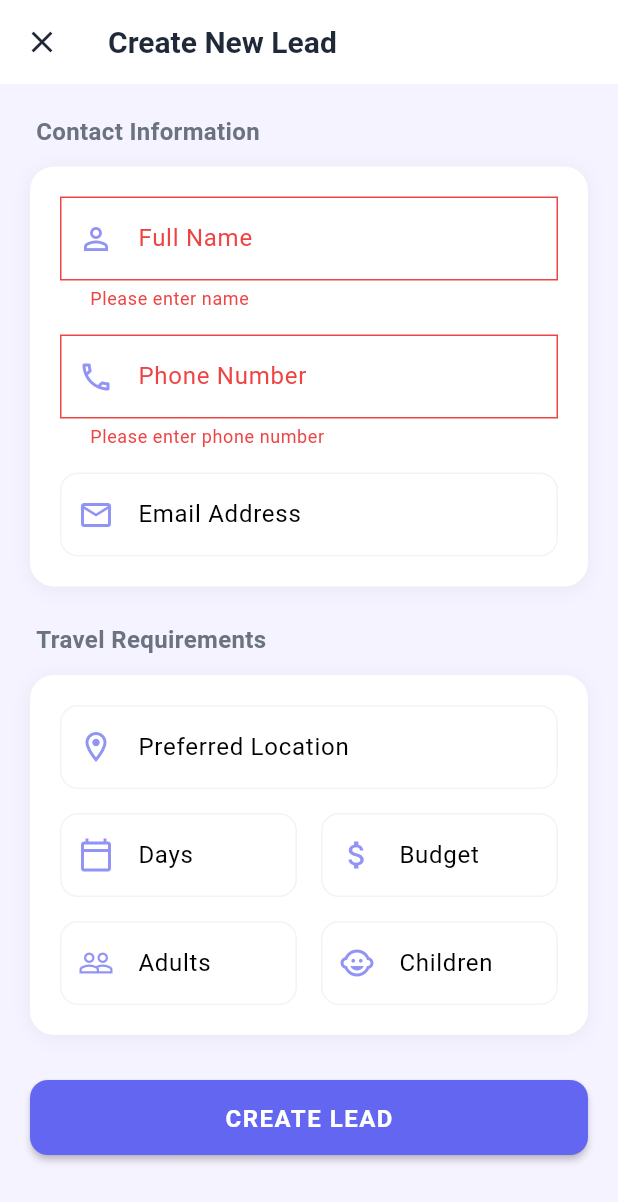
After one commit to SaNu-hIT/travel_crm_mobile, a Flutter app: the CreateLeadScreen screen opened by its route, after a tap on "CREATE LEAD", on a phone screen of 412 x 824 dp. The commit adds this screen. Shown: the top 1202 px of the screen. Run offline on Flutter 3.47's test engine with Material 3 defaults, Android fonts, the phone set to English and light mode, and no system bars; our stand-ins replace flutter_secure_storage, pull_to_refresh, shared_preferences; accounts and stored records are empty.

Commit message:
Fix syntax errors and type mismatches

```diff
--- a/lib/main.dart
+++ b/lib/main.dart
@@ -7,6 +7,7 @@ import 'screens/auth/login_screen.dart';
 import 'screens/leads/leads_list_screen.dart';
 import 'screens/leads/lead_detail_screen.dart';
 import 'screens/leads/all_status_screen.dart';
+import 'screens/leads/create_lead_screen.dart';
 import 'utils/theme.dart';
 
 void main() {
@@ -33,6 +34,7 @@ class TravelLMSApp extends StatelessWidget {
           '/login': (context) => const LoginScreen(),
           '/leads': (context) => const LeadsListScreen(),
           '/all-status': (context) => const AllStatusScreen(),
+          '/create-lead': (context) => const CreateLeadScreen(),
         },
         onGenerateRoute: (settings) {
           // Handle lead detail route with parameter
--- a/lib/providers/lead_provider.dart
+++ b/lib/providers/lead_provider.dart
@@ -206,6 +206,28 @@ class LeadProvider with ChangeNotifier {
     }
   }
 
+  // Create new lead
+  Future<bool> createLead(Map<String, dynamic> leadData) async {
+    _error = null;
+
+    final response = await _apiService.post<Lead>(
+      AppConfig.leadsEndpoint,
+      body: leadData,
+      fromJson: (data) => Lead.fromJson(data as Map<String, dynamic>),
+    );
+
+    if (response.success && response.data != null) {
+      // Add the new lead to the top of the list
+      _leads.insert(0, response.data!);
+      notifyListeners();
+      return true;
+    } else {
+      _error = response.error ?? 'Failed to create lead';
+      notifyListeners();
+      return false;
+    }
+  }
+
   // Add comment to lead
   Future<bool> addComment(String leadId, String comment) async {
     _error = null;
--- /dev/null
+++ b/lib/screens/leads/create_lead_screen.dart
@@ -0,0 +1,337 @@
+import 'package:flutter/material.dart';
+import 'package:provider/provider.dart';
+import '../../providers/lead_provider.dart';
+import '../../utils/constants.dart';
+
+class CreateLeadScreen extends StatefulWidget {
+  const CreateLeadScreen({super.key});
+
+  @override
+  State<CreateLeadScreen> createState() => _CreateLeadScreenState();
+}
+
+class _CreateLeadScreenState extends State<CreateLeadScreen> {
+  final _formKey = GlobalKey<FormState>();
+  final _nameController = TextEditingController();
+  final _phoneController = TextEditingController();
+  final _emailController = TextEditingController();
+  final _locationController = TextEditingController();
+  final _sourceController = TextEditingController(text: 'Manual');
+  final _tripTypeController = TextEditingController();
+
+  // Optional travel details
+  final _startDateController = TextEditingController();
+  final _daysController = TextEditingController();
+  final _adultsController = TextEditingController();
+  final _childrenController = TextEditingController();
+  final _budgetController = TextEditingController();
+
+  bool _isSubmitting = false;
+
+  @override
+  void dispose() {
+    _nameController.dispose();
+    _phoneController.dispose();
+    _emailController.dispose();
+    _locationController.dispose();
+    _sourceController.dispose();
+    _tripTypeController.dispose();
+    _startDateController.dispose();
+    _daysController.dispose();
+    _adultsController.dispose();
+    _childrenController.dispose();
+    _budgetController.dispose();
+    super.dispose();
+  }
+
+  Future<void> _submitForm() async {
+    if (!_formKey.currentState!.validate()) return;
+
+    setState(() {
+      _isSubmitting = true;
+    });
+
+    final leadProvider = Provider.of<LeadProvider>(context, listen: false);
+
+    final Map<String, dynamic> leadData = {
+      'name': _nameController.text.trim(),
+      'phone': _phoneController.text.trim(),
+      'email': _emailController.text.trim(),
+      'source': _sourceController.text.trim(),
+      'status': 'New', // Default status
+    };
+
+    // Add optional fields if they have values
+    if (_locationController.text.isNotEmpty) {
+      leadData['preferred_location'] = _locationController.text.trim();
+    }
+    if (_tripTypeController.text.isNotEmpty) {
+      leadData['trip_type'] = _tripTypeController.text.trim();
+    }
+    if (_daysController.text.isNotEmpty) {
+      leadData['number_of_days'] = int.tryParse(_daysController.text.trim());
+    }
+    if (_startDateController.text.isNotEmpty) {
+      leadData['check_in_date'] = _startDateController.text.trim();
+    }
+    if (_adultsController.text.isNotEmpty) {
+      leadData['adults_count'] = int.tryParse(_adultsController.text.trim());
+    }
+    if (_childrenController.text.isNotEmpty) {
+      leadData['children_count'] = int.tryParse(_childrenController.text.trim());
+    }
+    if (_budgetController.text.isNotEmpty) {
+      leadData['budget'] = double.tryParse(_budgetController.text.trim());
+    }
+
+    final success = await leadProvider.createLead(leadData);
+
+    if (mounted) {
+      setState(() {
+        _isSubmitting = false;
+      });
+
+      if (success) {
+        ScaffoldMessenger.of(context).showSnackBar(
+          const SnackBar(
+            content: Text('Lead created successfully'),
+            backgroundColor: AppColors.success,
+          ),
+        );
+        Navigator.pop(context);
+      } else {
+        ScaffoldMessenger.of(context).showSnackBar(
+          SnackBar(
+            content: Text(leadProvider.error ?? 'Failed to create lead'),
+            backgroundColor: AppColors.error,
+          ),
+        );
+      }
+    }
+  }
+
+  @override
+  Widget build(BuildContext context) {
+    return Scaffold(
+      backgroundColor: AppColors.background,
+      appBar: AppBar(
+        title: const Text(
+          'Create New Lead',
+          style: TextStyle(color: AppColors.textPrimary, fontWeight: FontWeight.bold),
+        ),
+        backgroundColor: Colors.white,
+        elevation: 0,
+        leading: IconButton(
+          icon: const Icon(Icons.close, color: AppColors.textPrimary),
+          onPressed: () => Navigator.pop(context),
+        ),
+      ),
+      body: Form(
+        key: _formKey,
+        child: ListView(
+          padding: const EdgeInsets.all(20),
+          children: [
+            // Contact Information Section
+            _buildSectionHeader('Contact Information'),
+            _buildCard(
+              children: [
+                _buildTextField(
+                  controller: _nameController,
+                  label: 'Full Name',
+                  icon: Icons.person_outline,
+                  validator: (value) {
+                    if (value == null || value.isEmpty) {
+                      return 'Please enter name';
+                    }
+                    return null;
+                  },
+                ),
+                const SizedBox(height: 16),
+                _buildTextField(
+                  controller: _phoneController,
+                  label: 'Phone Number',
+                  icon: Icons.phone_outlined,
+                  keyboardType: TextInputType.phone,
+                  validator: (value) {
+                    if (value == null || value.isEmpty) {
+                      return 'Please enter phone number';
+                    }
+                    return null;
+                  },
+                ),
+                const SizedBox(height: 16),
+                _buildTextField(
+                  controller: _emailController,
+                  label: 'Email Address',
+                  icon: Icons.email_outlined,
+                  keyboardType: TextInputType.emailAddress,
+                  // Email is optional for manual leads usually, but validation is good if entered
+                ),
+              ],
+            ),
+
+            const SizedBox(height: 24),
+
+            // Travel Requirements
+            _buildSectionHeader('Travel Requirements'),
+            _buildCard(
+              children: [
+                _buildTextField(
+                  controller: _locationController,
+                  label: 'Preferred Location',
+                  icon: Icons.location_on_outlined,
+                ),
+                const SizedBox(height: 16),
+                Row(
+                  children: [
+                    Expanded(
+                      child: _buildTextField(
+                        controller: _daysController,
+                        label: 'Days',
+                        icon: Icons.calendar_today_outlined,
+                        keyboardType: TextInputType.number,
+                      ),
+                    ),
+                    const SizedBox(width: 16),
+                    Expanded(
+                      child: _buildTextField(
+                        controller: _budgetController,
+                        label: 'Budget',
+                        icon: Icons.attach_money,
+                        keyboardType: TextInputType.number,
+                      ),
+                    ),
+                  ],
+                ),
+                const SizedBox(height: 16),
+                Row(
+                  children: [
+                    Expanded(
+                      child: _buildTextField(
+                        controller: _adultsController,
+                        label: 'Adults',
+                        icon: Icons.people_outline,
+                        keyboardType: TextInputType.number,
+                      ),
+                    ),
+                    const SizedBox(width: 16),
+                    Expanded(
+                      child: _buildTextField(
+                        controller: _childrenController,
+                        label: 'Children',
+                        icon: Icons.child_care_outlined,
+                        keyboardType: TextInputType.number,
+                      ),
+                    ),
+                  ],
+                ),
+              ],
+            ),
+
+            const SizedBox(height: 30),
+
+            // Submit Button
+            SizedBox(
+              width: double.infinity,
+              height: 50,
+              child: ElevatedButton(
+                onPressed: _isSubmitting ? null : _submitForm,
+                style: ElevatedButton.styleFrom(
+                  backgroundColor: AppColors.primary,
+                  foregroundColor: Colors.white,
+                  shape: RoundedRectangleBorder(
+                    borderRadius: BorderRadius.circular(12),
+                  ),
+                  elevation: 2,
+                ),
+                child: _isSubmitting
+                    ? const SizedBox(
+                        height: 20,
+                        width: 20,
+                        child: CircularProgressIndicator(
+                          color: Colors.white,
+                          strokeWidth: 2,
+                        ),
+                      )
+                    : const Text(
+                        'CREATE LEAD',
+                        style: TextStyle(
+                          fontSize: 16,
+                          fontWeight: FontWeight.bold,
+                          letterSpacing: 1,
+                        ),
+                      ),
+              ),
+            ),
+            const SizedBox(height: 20),
+          ],
+        ),
+      ),
+    );
+  }
+
+  Widget _buildSectionHeader(String title) {
+    return Padding(
+      padding: const EdgeInsets.only(bottom: 12, left: 4),
+      child: Text(
+        title,
+        style: const TextStyle(
+          fontSize: 16,
+          fontWeight: FontWeight.bold,
+          color: AppColors.textSecondary,
+        ),
+      ),
+    );
+  }
+
+  Widget _buildCard({required List<Widget> children}) {
+    return Container(
+      padding: const EdgeInsets.all(20),
+      decoration: BoxDecoration(
+        color: Colors.white,
+        borderRadius: BorderRadius.circular(16),
+        boxShadow: [
+          BoxShadow(
+            color: Colors.black.withOpacity(0.05),
+            blurRadius: 10,
+            offset: const Offset(0, 2),
+          ),
+        ],
+      ),
+      child: Column(children: children),
+    );
+  }
+
+  Widget _buildTextField({
+    required TextEditingController controller,
+    required String label,
+    required IconData icon,
+    TextInputType keyboardType = TextInputType.text,
+    String? Function(String?)? validator,
+  }) {
+    return TextFormField(
+      controller: controller,
+      keyboardType: keyboardType,
+      validator: validator,
+      decoration: InputDecoration(
+        labelText: label,
+        prefixIcon: Icon(icon, color: AppColors.primary.withOpacity(0.7)),
+        border: OutlineInputBorder(
+          borderRadius: BorderRadius.circular(12),
+          borderSide: BorderSide(color: AppColors.border),
+        ),
+        enabledBorder: OutlineInputBorder(
+          borderRadius: BorderRadius.circular(12),
+          borderSide: BorderSide(color: AppColors.border.withOpacity(0.5)),
+        ),
+        focusedBorder: OutlineInputBorder(
+          borderRadius: BorderRadius.circular(12),
+          borderSide: const BorderSide(color: AppColors.primary, width: 2),
+        ),
+        filled: true,
+        fillColor: AppColors.surface,
+        contentPadding: const EdgeInsets.symmetric(horizontal: 16, vertical: 16),
+      ),
+    );
+  }
+}
--- a/lib/screens/leads/leads_list_screen.dart
+++ b/lib/screens/leads/leads_list_screen.dart
@@ -135,7 +135,24 @@ class _LeadsListScreenState extends State<LeadsListScreen> {
         body: _showingGrid
             ? _buildDashboard(authProvider, leadProvider)
             : _buildLeadsList(leadProvider),
+        floatingActionButton: FloatingActionButton.extended(
+          onPressed: _handleCreateLead,
+          backgroundColor: AppColors.primary,
+          icon: const Icon(Icons.add),
+          label: const Text('Add Lead'),
+        ),
       ),
+    );
+  }
+
+  void _handleCreateLead() {
+    Navigator.of(context).pushNamed('/create-lead');
+  }
+
+  void _handleLeadTap(Lead lead) {
+    Navigator.of(context).pushNamed(
+      '/lead-detail',
+      arguments: lead.id,
     );
   }
 
```
